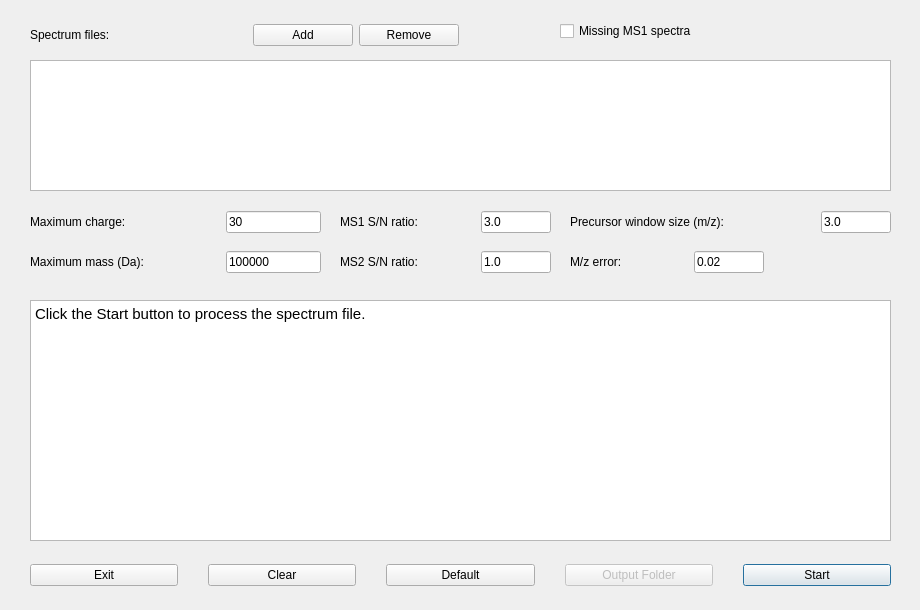
Above: src/gui/topfd/topfddialog.ui from toppic-suite/toppic-suite before the change. Below: the same form after it.
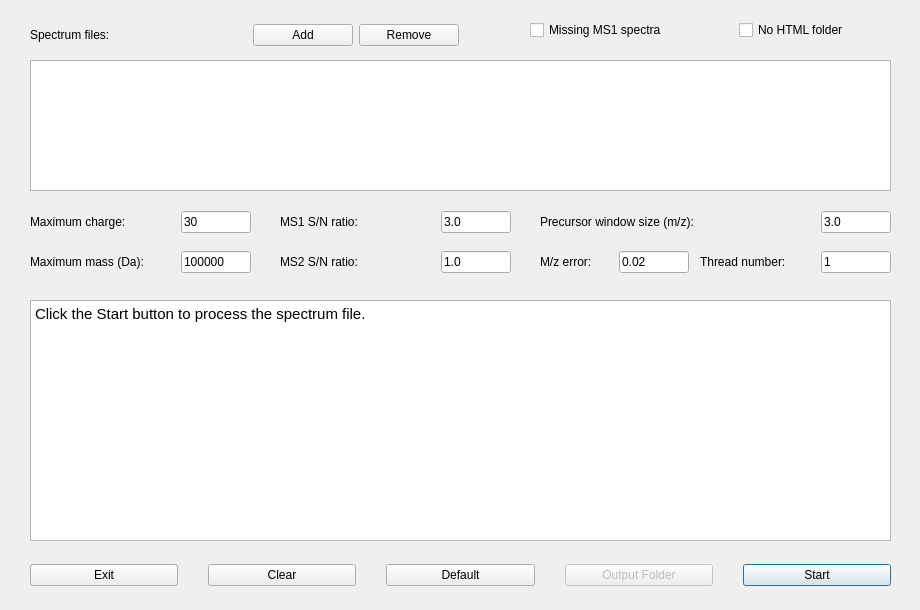
That is the form after the change. Icons and pictures are not drawn.

Diff of the .ui file:
```diff
--- a/src/gui/topfd/topfddialog.ui
+++ b/src/gui/topfd/topfddialog.ui
@@ -98,7 +98,7 @@
      <rect>
       <x>30</x>
       <y>200</y>
-      <width>291</width>
+      <width>221</width>
       <height>44</height>
      </rect>
     </property>
@@ -132,13 +132,13 @@
        </property>
        <property name="minimumSize">
         <size>
-         <width>80</width>
+         <width>70</width>
          <height>0</height>
         </size>
        </property>
        <property name="maximumSize">
         <size>
-         <width>95</width>
+         <width>70</width>
          <height>16777215</height>
         </size>
        </property>
@@ -154,7 +154,7 @@
      <rect>
       <x>30</x>
       <y>240</y>
-      <width>291</width>
+      <width>221</width>
       <height>44</height>
      </rect>
     </property>
@@ -182,13 +182,13 @@
       <widget class="QLineEdit" name="maxMassEdit">
        <property name="minimumSize">
         <size>
-         <width>0</width>
+         <width>70</width>
          <height>0</height>
         </size>
        </property>
        <property name="maximumSize">
         <size>
-         <width>95</width>
+         <width>70</width>
          <height>16777215</height>
         </size>
        </property>
@@ -202,9 +202,9 @@
    <widget class="QWidget" name="horizontalLayoutWidget_4">
     <property name="geometry">
      <rect>
-      <x>570</x>
+      <x>540</x>
       <y>240</y>
-      <width>194</width>
+      <width>151</width>
       <height>44</height>
      </rect>
     </property>
@@ -213,7 +213,7 @@
       <widget class="QLabel" name="label_4">
        <property name="minimumSize">
         <size>
-         <width>110</width>
+         <width>0</width>
          <height>0</height>
         </size>
        </property>
@@ -222,11 +222,11 @@
        </property>
       </widget>
      </item>
-     <item>
+     <item alignment="Qt::AlignLeft">
       <widget class="QLineEdit" name="mzErrorEdit">
        <property name="minimumSize">
         <size>
-         <width>0</width>
+         <width>40</width>
          <height>0</height>
         </size>
        </property>
@@ -246,9 +246,9 @@
    <widget class="QWidget" name="horizontalLayoutWidget_5">
     <property name="geometry">
      <rect>
-      <x>340</x>
+      <x>280</x>
       <y>200</y>
-      <width>211</width>
+      <width>231</width>
       <height>44</height>
      </rect>
     </property>
@@ -287,34 +287,6 @@
      </item>
     </layout>
    </widget>
-   <widget class="QWidget" name="horizontalLayoutWidget_6">
-    <property name="geometry">
-     <rect>
-      <x>560</x>
-      <y>10</y>
-      <width>331</width>
-      <height>42</height>
-     </rect>
-    </property>
-    <layout class="QHBoxLayout" name="horizontalLayout_6">
-     <item>
-      <widget class="QCheckBox" name="missLevelOneCheckBox">
-       <property name="acceptDrops">
-        <bool>false</bool>
-       </property>
-       <property name="text">
-        <string>Missing MS1 spectra</string>
-       </property>
-       <property name="checkable">
-        <bool>true</bool>
-       </property>
-       <property name="checked">
-        <bool>false</bool>
-       </property>
-      </widget>
-     </item>
-    </layout>
-   </widget>
    <widget class="QWidget" name="horizontalLayoutWidget_7">
     <property name="geometry">
      <rect>
@@ -389,9 +361,9 @@
    <widget class="QWidget" name="horizontalLayoutWidget_8">
     <property name="geometry">
      <rect>
-      <x>570</x>
+      <x>540</x>
       <y>200</y>
-      <width>321</width>
+      <width>351</width>
       <height>44</height>
      </rect>
     </property>
@@ -450,9 +422,9 @@
    <widget class="QWidget" name="horizontalLayoutWidget_9">
     <property name="geometry">
      <rect>
-      <x>340</x>
+      <x>280</x>
       <y>240</y>
-      <width>211</width>
+      <width>231</width>
       <height>44</height>
      </rect>
     </property>
@@ -489,6 +461,94 @@
      </rect>
     </property>
    </widget>
+   <widget class="QWidget" name="horizontalLayoutWidget_10">
+    <property name="geometry">
+     <rect>
+      <x>700</x>
+      <y>240</y>
+      <width>191</width>
+      <height>44</height>
+     </rect>
+    </property>
+    <layout class="QHBoxLayout" name="horizontalLayout_9">
+     <item>
+      <widget class="QLabel" name="label_8">
+       <property name="minimumSize">
+        <size>
+         <width>110</width>
+         <height>0</height>
+        </size>
+       </property>
+       <property name="text">
+        <string>Thread number:</string>
+       </property>
+      </widget>
+     </item>
+     <item>
+      <widget class="QLineEdit" name="threadNumberEdit">
+       <property name="minimumSize">
+        <size>
+         <width>0</width>
+         <height>0</height>
+        </size>
+       </property>
+       <property name="maximumSize">
+        <size>
+         <width>70</width>
+         <height>16777215</height>
+        </size>
+       </property>
+       <property name="text">
+        <string>1</string>
+       </property>
+      </widget>
+     </item>
+    </layout>
+   </widget>
+   <widget class="QWidget" name="horizontalLayoutWidget_11">
+    <property name="geometry">
+     <rect>
+      <x>530</x>
+      <y>10</y>
+      <width>411</width>
+      <height>40</height>
+     </rect>
+    </property>
+    <layout class="QHBoxLayout" name="horizontalLayout_10">
+     <item>
+      <widget class="QCheckBox" name="missLevelOneCheckBox">
+       <property name="acceptDrops">
+        <bool>false</bool>
+       </property>
+       <property name="text">
+        <string>Missing MS1 spectra</string>
+       </property>
+       <property name="checkable">
+        <bool>true</bool>
+       </property>
+       <property name="checked">
+        <bool>false</bool>
+       </property>
+      </widget>
+     </item>
+     <item>
+      <widget class="QCheckBox" name="skipHTMLCheckBox">
+       <property name="acceptDrops">
+        <bool>false</bool>
+       </property>
+       <property name="text">
+        <string>No HTML folder</string>
+       </property>
+       <property name="checkable">
+        <bool>true</bool>
+       </property>
+       <property name="checked">
+        <bool>false</bool>
+       </property>
+      </widget>
+     </item>
+    </layout>
+   </widget>
   </widget>
  </widget>
  <resources>
```
Left out of the diff: 10 changed lines with no effect on the pictures.
